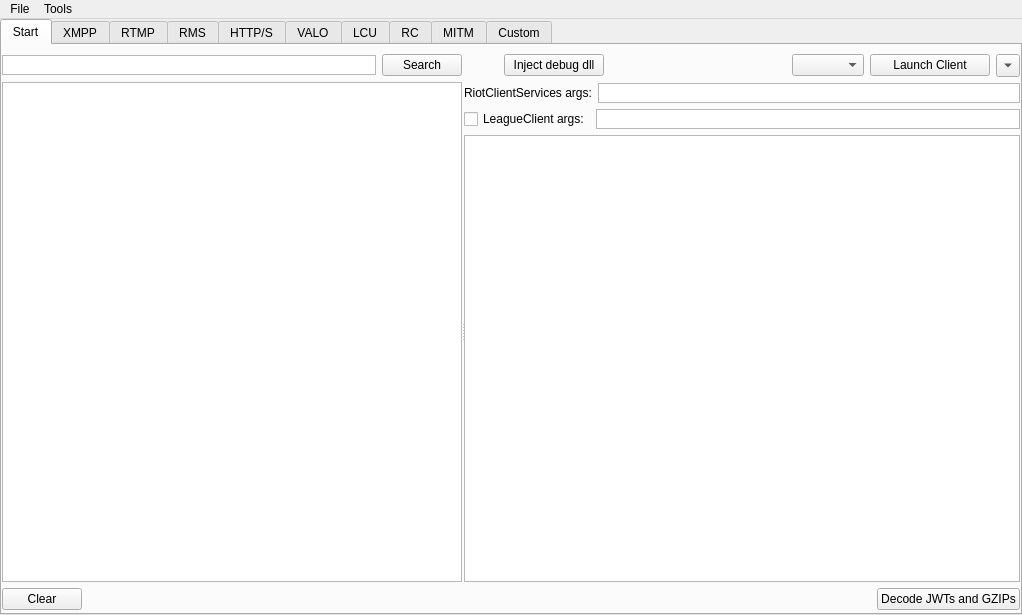
First picture: the form in LeagueClientDebugger/LeagueClientDebugger.ui, repository KebsCS/LeagueClientDebugger, before the edit.
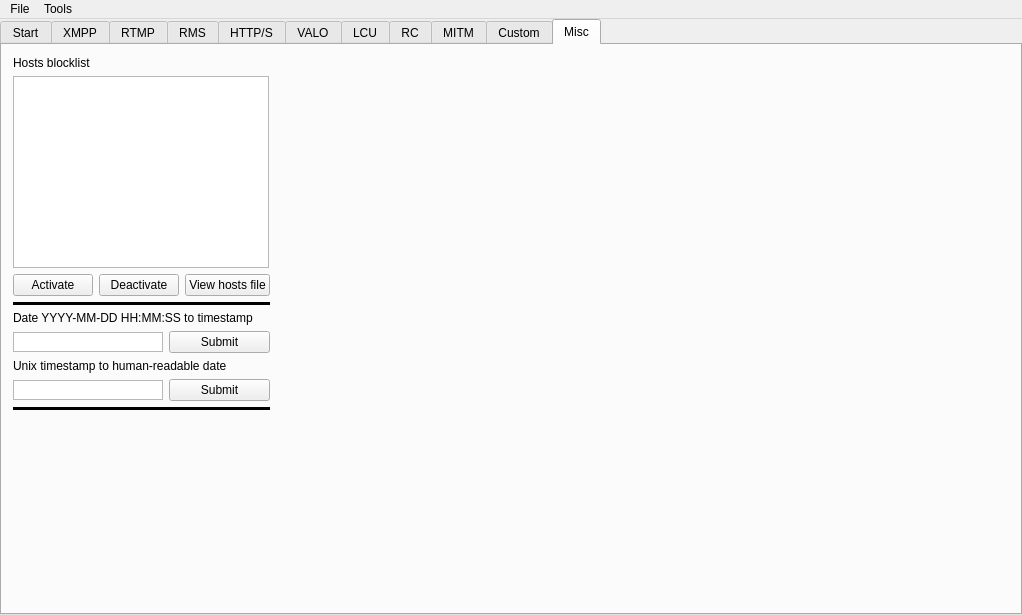
Second picture: the form after the edit. The open tabs and pages were chosen to show the change.

Commit message: Add dark mode, hosts blocklist, save dir, bugfixes

```diff
--- a/LeagueClientDebugger/LeagueClientDebugger.ui
+++ b/LeagueClientDebugger/LeagueClientDebugger.ui
@@ -2304,6 +2304,268 @@
         </item>
        </layout>
       </widget>
+      <widget class="QWidget" name="tab_misc">
+       <attribute name="title">
+        <string>Misc</string>
+       </attribute>
+       <layout class="QGridLayout" name="gridLayout">
+        <item row="0" column="0">
+         <layout class="QVBoxLayout" name="verticalLayout_58">
+          <item>
+           <widget class="QLabel" name="miscBlocklistLabel">
+            <property name="text">
+             <string>Hosts blocklist</string>
+            </property>
+           </widget>
+          </item>
+          <item>
+           <widget class="QTextEdit" name="miscBlocklist">
+            <property name="sizePolicy">
+             <sizepolicy hsizetype="Maximum" vsizetype="Expanding">
+              <horstretch>0</horstretch>
+              <verstretch>0</verstretch>
+             </sizepolicy>
+            </property>
+            <property name="lineWrapMode">
+             <enum>QTextEdit::NoWrap</enum>
+            </property>
+            <property name="acceptRichText">
+             <bool>false</bool>
+            </property>
+           </widget>
+          </item>
+          <item>
+           <layout class="QHBoxLayout" name="horizontalLayout_40">
+            <item>
+             <widget class="QPushButton" name="miscButtonActivate">
+              <property name="text">
+               <string>Activate</string>
+              </property>
+             </widget>
+            </item>
+            <item>
+             <widget class="QPushButton" name="miscButtonDeactivate">
+              <property name="text">
+               <string>Deactivate</string>
+              </property>
+             </widget>
+            </item>
+            <item>
+             <widget class="QPushButton" name="miscButtonViewhosts">
+              <property name="text">
+               <string>View hosts file</string>
+              </property>
+             </widget>
+            </item>
+           </layout>
+          </item>
+         </layout>
+        </item>
+        <item row="6" column="0">
+         <widget class="Line" name="line">
+          <property name="frameShadow">
+           <enum>QFrame::Plain</enum>
+          </property>
+          <property name="lineWidth">
+           <number>5</number>
+          </property>
+          <property name="midLineWidth">
+           <number>5</number>
+          </property>
+          <property name="orientation">
+           <enum>Qt::Horizontal</enum>
+          </property>
+         </widget>
+        </item>
+        <item row="0" column="4">
+         <spacer name="horizontalSpacer_32">
+          <property name="orientation">
+           <enum>Qt::Horizontal</enum>
+          </property>
+          <property name="sizeHint" stdset="0">
+           <size>
+            <width>40</width>
+            <height>20</height>
+           </size>
+          </property>
+         </spacer>
+        </item>
+        <item row="1" column="0">
+         <widget class="Line" name="line_2">
+          <property name="frameShadow">
+           <enum>QFrame::Plain</enum>
+          </property>
+          <property name="lineWidth">
+           <number>5</number>
+          </property>
+          <property name="midLineWidth">
+           <number>5</number>
+          </property>
+          <property name="orientation">
+           <enum>Qt::Horizontal</enum>
+          </property>
+         </widget>
+        </item>
+        <item row="0" column="2">
+         <spacer name="horizontalSpacer_33">
+          <property name="orientation">
+           <enum>Qt::Horizontal</enum>
+          </property>
+          <property name="sizeHint" stdset="0">
+           <size>
+            <width>60</width>
+            <height>20</height>
+           </size>
+          </property>
+         </spacer>
+        </item>
+        <item row="5" column="0">
+         <layout class="QVBoxLayout" name="verticalLayout_57">
+          <item>
+           <widget class="QLabel" name="label_14">
+            <property name="text">
+             <string>Date YYYY-MM-DD HH:MM:SS to timestamp</string>
+            </property>
+           </widget>
+          </item>
+          <item>
+           <layout class="QHBoxLayout" name="horizontalLayout_91">
+            <item>
+             <widget class="QTextEdit" name="miscTextDate">
+              <property name="sizePolicy">
+               <sizepolicy hsizetype="Expanding" vsizetype="Minimum">
+                <horstretch>0</horstretch>
+                <verstretch>0</verstretch>
+               </sizepolicy>
+              </property>
+              <property name="maximumSize">
+               <size>
+                <width>150</width>
+                <height>20</height>
+               </size>
+              </property>
+              <property name="inputMethodHints">
+               <set>Qt::ImhNone</set>
+              </property>
+              <property name="verticalScrollBarPolicy">
+               <enum>Qt::ScrollBarAlwaysOff</enum>
+              </property>
+              <property name="horizontalScrollBarPolicy">
+               <enum>Qt::ScrollBarAsNeeded</enum>
+              </property>
+              <property name="lineWrapMode">
+               <enum>QTextEdit::NoWrap</enum>
+              </property>
+              <property name="acceptRichText">
+               <bool>false</bool>
+              </property>
+             </widget>
+            </item>
+            <item>
+             <widget class="QPushButton" name="miscButtonDate">
+              <property name="text">
+               <string>Submit</string>
+              </property>
+             </widget>
+            </item>
+           </layout>
+          </item>
+          <item>
+           <widget class="QLabel" name="label_13">
+            <property name="text">
+             <string>Unix timestamp to human-readable date</string>
+            </property>
+           </widget>
+          </item>
+          <item>
+           <layout class="QHBoxLayout" name="horizontalLayout_90">
+            <item>
+             <widget class="QTextEdit" name="miscTextTimestamp">
+              <property name="sizePolicy">
+               <sizepolicy hsizetype="Expanding" vsizetype="Minimum">
+                <horstretch>0</horstretch>
+                <verstretch>0</verstretch>
+               </sizepolicy>
+              </property>
+              <property name="maximumSize">
+               <size>
+                <width>150</width>
+                <height>20</height>
+               </size>
+              </property>
+              <property name="inputMethodHints">
+               <set>Qt::ImhDigitsOnly</set>
+              </property>
+              <property name="verticalScrollBarPolicy">
+               <enum>Qt::ScrollBarAlwaysOff</enum>
+              </property>
+              <property name="lineWrapMode">
+               <enum>QTextEdit::NoWrap</enum>
+              </property>
+              <property name="html">
+               <string>&lt;!DOCTYPE HTML PUBLIC &quot;-//W3C//DTD HTML 4.0//EN&quot; &quot;http://www.w3.org/TR/REC-html40/strict.dtd&quot;&gt;
+&lt;html&gt;&lt;head&gt;&lt;meta name=&quot;qrichtext&quot; content=&quot;1&quot; /&gt;&lt;meta charset=&quot;utf-8&quot; /&gt;&lt;style type=&quot;text/css&quot;&gt;
+p, li { white-space: pre-wrap; }
+hr { height: 1px; border-width: 0; }
+&lt;/style&gt;&lt;/head&gt;&lt;body style=&quot; font-family:'Segoe UI'; font-size:9pt; font-weight:400; font-style:normal;&quot;&gt;
+&lt;p style=&quot;-qt-paragraph-type:empty; margin-top:0px; margin-bottom:0px; margin-left:0px; margin-right:0px; -qt-block-indent:0; text-indent:0px;&quot;&gt;&lt;br /&gt;&lt;/p&gt;&lt;/body&gt;&lt;/html&gt;</string>
+              </property>
+              <property name="acceptRichText">
+               <bool>false</bool>
+              </property>
+             </widget>
+            </item>
+            <item>
+             <widget class="QPushButton" name="miscButtonTimestamp">
+              <property name="sizePolicy">
+               <sizepolicy hsizetype="Minimum" vsizetype="Fixed">
+                <horstretch>0</horstretch>
+                <verstretch>0</verstretch>
+               </sizepolicy>
+              </property>
+              <property name="maximumSize">
+               <size>
+                <width>999</width>
+                <height>16777215</height>
+               </size>
+              </property>
+              <property name="text">
+               <string>Submit</string>
+              </property>
+             </widget>
+            </item>
+           </layout>
+          </item>
+         </layout>
+        </item>
+        <item row="7" column="0">
+         <spacer name="verticalSpacer_2">
+          <property name="orientation">
+           <enum>Qt::Vertical</enum>
+          </property>
+          <property name="sizeHint" stdset="0">
+           <size>
+            <width>20</width>
+            <height>40</height>
+           </size>
+          </property>
+         </spacer>
+        </item>
+        <item row="0" column="3">
+         <spacer name="horizontalSpacer_31">
+          <property name="orientation">
+           <enum>Qt::Horizontal</enum>
+          </property>
+          <property name="sizeHint" stdset="0">
+           <size>
+            <width>40</width>
+            <height>20</height>
+           </size>
+          </property>
+         </spacer>
+        </item>
+       </layout>
+      </widget>
      </widget>
     </item>
    </layout>
```
The commit also changes 17 other files.
